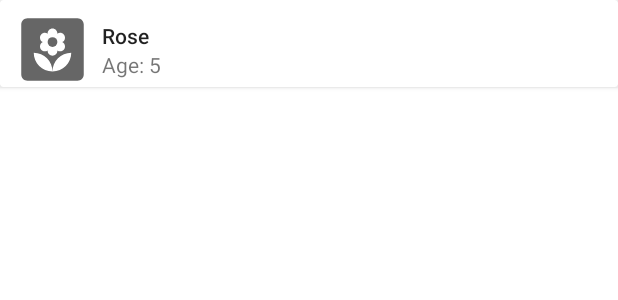
After one commit to Boguslawa-Tlolka/Android_uni_lab, an Android app: the layout list_item.xml on its own in the app's theme, with its tools: preview values and no code run, on a phone screen of 412 x 824 dp. The commit adds this screen. Shown: the top 300 px of the screen. Run offline under Robolectric (Android 15) with nearby library versions, the phone set to English and light mode, and no system bars.

Commit message:
Add plant list

```diff
--- /dev/null
+++ b/android_lab/ex_06_room_database_crud/app/src/main/res/drawable/ic_garden.xml
@@ -0,0 +1,13 @@
+<vector xmlns:android="http://schemas.android.com/apk/res/android"
+    android:width="24dp"
+    android:height="24dp"
+    android:viewportWidth="24"
+    android:viewportHeight="24"
+    android:tint="?attr/colorControlNormal">
+  <path
+      android:fillColor="@android:color/white"
+      android:pathData="M20,2H4C2.9,2 2,2.9 2,4v16c0,1.1 0.9,2 2,2h16c1.1,0 2,-0.9 2,-2V4C22,2.9 21.1,2 20,2zM8,8.22c0,-0.86 0.7,-1.56 1.56,-1.56c0.33,0 0.64,0.1 0.89,0.28l-0.01,-0.12c0,-0.86 0.7,-1.56 1.56,-1.56s1.56,0.7 1.56,1.56l-0.01,0.12c0.26,-0.18 0.56,-0.28 0.89,-0.28c0.86,0 1.56,0.7 1.56,1.56c0,0.62 -0.37,1.16 -0.89,1.4C15.63,9.87 16,10.41 16,11.03c0,0.86 -0.7,1.56 -1.56,1.56c-0.33,0 -0.64,-0.11 -0.89,-0.28l0.01,0.12c0,0.86 -0.7,1.56 -1.56,1.56s-1.56,-0.7 -1.56,-1.56l0.01,-0.12c-0.26,0.18 -0.56,0.28 -0.89,0.28C8.7,12.59 8,11.89 8,11.03c0,-0.62 0.37,-1.16 0.89,-1.4C8.37,9.38 8,8.84 8,8.22zM12,19c-3.31,0 -6,-2.69 -6,-6C9.31,13 12,15.69 12,19c0,-3.31 2.69,-6 6,-6C18,16.31 15.31,19 12,19z"/>
+  <path
+      android:fillColor="@android:color/white"
+      android:pathData="M12,9.62m-1.56,0a1.56,1.56 0,1 1,3.12 0a1.56,1.56 0,1 1,-3.12 0"/>
+</vector>
--- /dev/null
+++ b/android_lab/ex_06_room_database_crud/app/src/main/res/layout/list_item.xml
@@ -0,0 +1,46 @@
+<?xml version="1.0" encoding="utf-8"?>
+<androidx.cardview.widget.CardView xmlns:android="http://schemas.android.com/apk/res/android"
+    android:layout_width="match_parent"
+    android:layout_height="wrap_content"
+    xmlns:app="http://schemas.android.com/apk/res-auto"
+    xmlns:tools="http://schemas.android.com/tools"
+    android:id="@+id/cardView">
+
+    <androidx.constraintlayout.widget.ConstraintLayout
+        android:layout_width="match_parent"
+        android:layout_height="wrap_content">
+
+        <ImageView
+            android:id="@+id/placeImage"
+            android:layout_width="50dp"
+            android:layout_height="50dp"
+            android:layout_marginTop="8dp"
+            android:layout_marginStart="10dp"
+            app:layout_constraintStart_toStartOf="parent"
+            app:layout_constraintTop_toTopOf="parent"
+            tools:src="@drawable/ic_garden" />
+
+        <TextView
+            android:id="@+id/nameTextView"
+            android:layout_width="0dp"
+            android:layout_height="wrap_content"
+            android:textAppearance="@style/TextAppearance.AppCompat.Body2"
+            android:layout_marginTop="14dp"
+            android:layout_marginHorizontal="8dp"
+            app:layout_constraintTop_toTopOf="parent"
+            app:layout_constraintStart_toEndOf="@+id/placeImage"
+            tools:text="Rose"/>
+
+        <TextView
+            android:id="@+id/ageTextView"
+            android:layout_width="0dp"
+            android:layout_height="wrap_content"
+            android:textAppearance="@style/TextAppearance.AppCompat.Small"
+            app:layout_constraintTop_toBottomOf="@+id/nameTextView"
+            app:layout_constraintStart_toStartOf="@id/nameTextView"
+            android:layout_marginBottom="8dp"
+            tools:text="Age: 5"/>
+
+    </androidx.constraintlayout.widget.ConstraintLayout>
+
+</androidx.cardview.widget.CardView>
```
Also changed, not shown: android_lab/ex_06_room_database_crud/app/src/main/java/com/lab/android/database/ListFragment.kt (+23 -42 lines), android_lab/ex_06_room_database_crud/app/src/main/java/com/lab/android/database/PlantAdapter.kt (added, +41 -0 lines), android_lab/ex_06_room_database_crud/app/src/main/res/drawable/ic_add.xml (added, +10 -0 lines), android_lab/ex_06_room_database_crud/app/src/main/res/drawable/ic_house.xml (added, +10 -0 lines), android_lab/ex_06_room_database_crud/app/src/main/res/layout/fragment_list.xml (+21 -5 lines).
